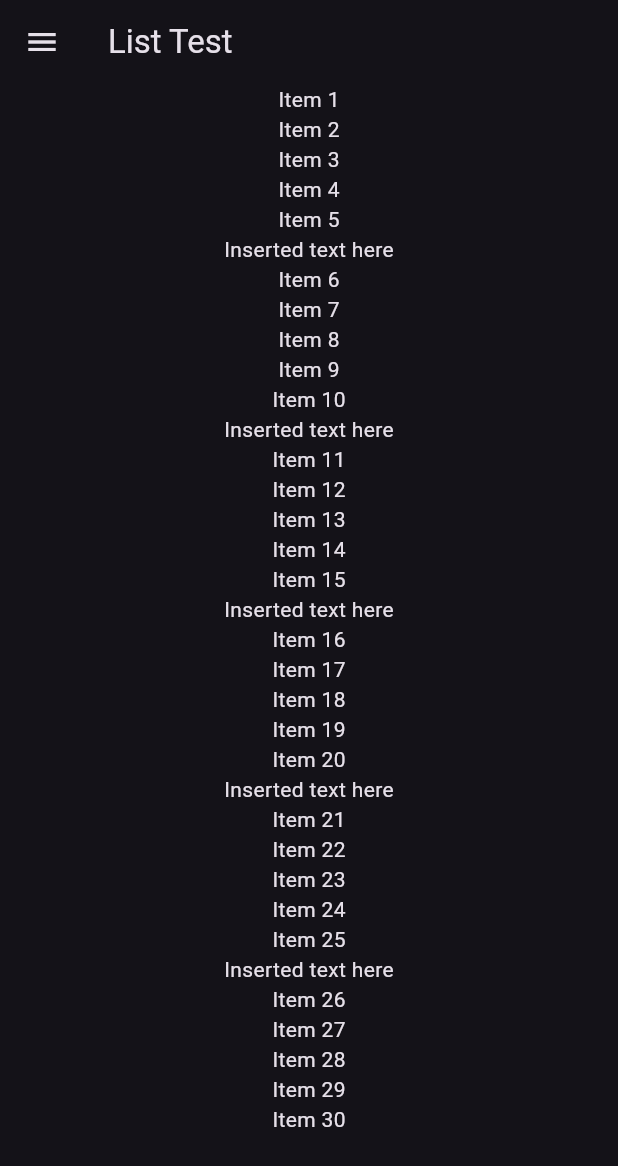
After one commit to lostest4352/video__player, a Flutter app: the ListInsert screen opened directly, on a phone screen of 412 x 824 dp. The commit adds this screen. Shown: the top 1166 px of the screen. Run offline on Flutter 3.47's test engine with Material 3 defaults, Android fonts, the phone set to English and light mode, and no system bars; our stand-ins replace image_picker; missing offline and left inert: media_kit, media_kit_video.

Commit message:
added temp page to practice list

```diff
--- /dev/null
+++ b/lib/pages/listinsert.dart
@@ -0,0 +1,46 @@
+import 'package:flutter/material.dart';
+import 'package:my_app/pages/widgets/app_drawer.dart';
+
+class ListInsert extends StatefulWidget {
+  const ListInsert({super.key});
+
+  @override
+  State<ListInsert> createState() => _ListInsertState();
+}
+
+class _ListInsertState extends State<ListInsert> {
+  final items = List.generate(30, (index) {
+    return "Item ${index + 1}";
+  });
+
+  @override
+  Widget build(BuildContext context) {
+    return Scaffold(
+      appBar: AppBar(
+        title: const Text("List Test"),
+      ),
+      drawer: const AppDrawer(),
+      body: Center(
+        child: ListView.builder(
+          itemCount: items.length,
+          itemBuilder: (context, index) {
+            if (index != 0 && (index) % 5 == 0) {
+              return Column(
+                children: [
+                  const Text("Inserted text here"),
+                  Text(items[index]),
+                ],
+              );
+            } else {
+              return Column(
+                children: [
+                  Text(items[index]),
+                ],
+              );
+            }
+          },
+        ),
+      ),
+    );
+  }
+}
--- a/lib/pages/widgets/app_drawer.dart
+++ b/lib/pages/widgets/app_drawer.dart
@@ -1,5 +1,6 @@
 import 'package:flutter/material.dart';
 import 'package:my_app/pages/image_page.dart';
+import 'package:my_app/pages/listinsert.dart';
 import 'package:my_app/pages/video_page.dart';
 import 'package:my_app/services/image_picker_service.dart';
 import 'package:provider/provider.dart';
@@ -23,17 +24,6 @@ class AppDrawer extends StatelessWidget {
           ),
           ListTile(
             onTap: () {
-              Navigator.of(context).push(MaterialPageRoute(
-                builder: (context) {
-                  return const VideoPage();
-                },
-              ));
-            },
-            title: const Text("Video Page"),
-            leading: const Icon(Icons.video_collection),
-          ),
-          ListTile(
-            onTap: () {
               context.read<ImagePickerService>().closeVideo();
               Navigator.of(context).push(MaterialPageRoute(
                 builder: (context) {
@@ -44,6 +34,29 @@ class AppDrawer extends StatelessWidget {
             title: const Text("Image Page"),
             leading: const Icon(Icons.image),
           ),
+          ListTile(
+            onTap: () {
+              Navigator.of(context).push(MaterialPageRoute(
+                builder: (context) {
+                  return const VideoPage();
+                },
+              ));
+            },
+            title: const Text("Video Page"),
+            leading: const Icon(Icons.video_collection),
+          ),
+          // TODO Remove later
+          ListTile(
+            onTap: () {
+              Navigator.of(context).push(MaterialPageRoute(
+                builder: (context) {
+                  return const ListInsert();
+                },
+              ));
+            },
+            title: const Text("List test"),
+            leading: const Icon(Icons.list),
+          ),
         ],
       ),
     );
```
